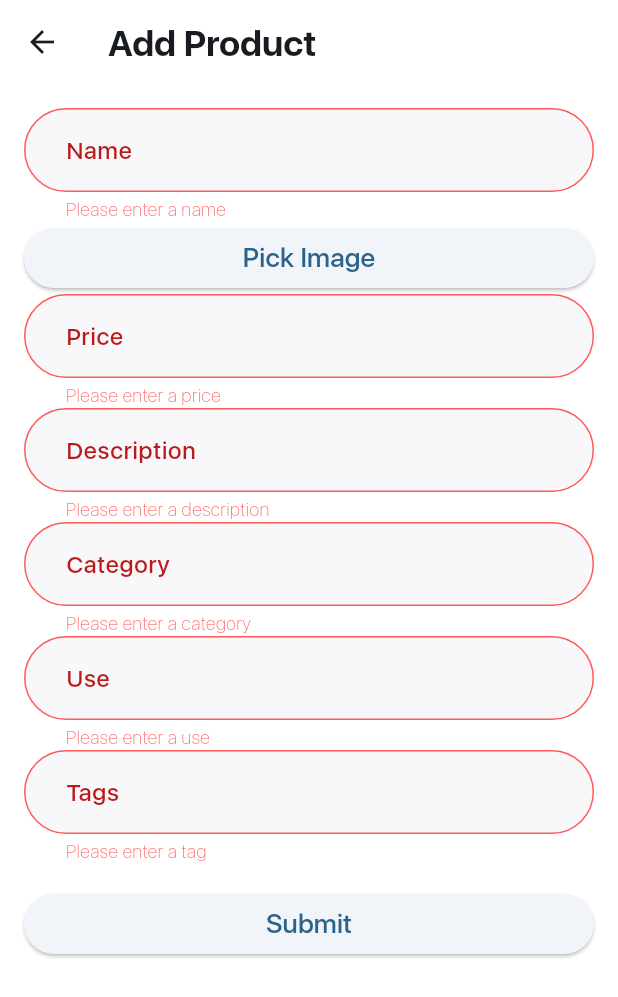
After one commit to hammadalive7/skin_care, a Flutter app: the AdminDashBoard screen opened directly, after a tap on "Submit", on a phone screen of 412 x 824 dp. The commit adds this screen. Shown: the top 997 px of the screen. Run offline on Flutter 3.47's test engine with Material 2 defaults, Android fonts, the light colour scheme and no system bars; our stand-ins replace animate_do, carousel_slider, cloud_firestore, firebase_auth, firebase_core, firebase_storage and 8 more; missing offline and left inert: mobile_scanner, sticky_grouped_list; accounts and stored records are empty; project files that could hold a hidden picture were left out.

Commit message:
fixed some iisues

```diff
--- a/lib/core/controllers/home/home_controller.dart
+++ b/lib/core/controllers/home/home_controller.dart
@@ -44,4 +44,9 @@ class HomeController extends GetxController {
     filterTypeIndex.value = 0;
     filterCategoryIndex.value = 0;
   }
+
+
+
+
+
 }
--- /dev/null
+++ b/lib/core/controllers/product/product_controller.dart
@@ -0,0 +1,48 @@
+import 'package:cloud_firestore/cloud_firestore.dart';
+import 'package:flutter/material.dart';
+import 'package:get/get.dart';
+
+import '../../models/product_model.dart';
+import '../../models/products_model.dart';
+
+class ProductController extends GetxController {
+
+  Future<void> storeProduct(AdminProduct product) async {
+    try {
+      final CollectionReference productCollection =
+          FirebaseFirestore.instance.collection('products');
+      await productCollection.add({
+        'name': product.pName,
+        'image': product.pImage,
+        'price': product.pPrice,
+        'description': product.pDescription,
+        'category': product.pCategory,
+        'use': product.pUse,
+        'tags': product.pTag,
+      }).whenComplete(() => Get.snackbar(
+          'Success', 'Product added successfully',
+          backgroundColor: Colors.green, colorText: Colors.white));
+    } catch (e) {
+      Get.snackbar('Error', e.toString(),
+          backgroundColor: Colors.red, colorText: Colors.white);
+    }
+  }
+
+
+  Future<List<Product>> fetchProductData() async {
+    // Get a reference to the product collection.
+    final collection = FirebaseFirestore.instance.collection('products');
+
+    // Get all of the documents in the collection.
+    final snapshots = await collection.get();
+
+    // Iterate over the documents and convert each document to a product model object.
+    final productModels = snapshots.docs.map((snapshot) {
+      return Product.fromMap(snapshot.data());
+    }).toList();
+
+    // Return the list of product model objects.
+    return productModels;
+  }
+
+}
--- a/lib/core/data/product_list.dart
+++ b/lib/core/data/product_list.dart
@@ -7,33 +7,33 @@ List<Product> productList = [
   Product(
     id: 1,
     stock: 12,
-    sku: "DEF456",
+    // sku: "DEF456",
     brand: "POND",
     model: "Face Wash",
     colors: [Colors.pink, Colors.grey, Colors.lightGreen],
-    gender: "Women's",
+    description: "Women's",
     retailPrice: 179.99,
-    releaseYear: "2023",
-    outerMaterial: "Primeknit",
-    lining: "Textile",
-    sole: "Continental Rubber",
+    use: "2023",
+    category: "Primeknit",
+    tags: "Textile",
+    // sole: "Continental Rubber",
     images: ["assets/images/product.jpg"],
     isFavorite: true.obs,
     isAddedToCartDone: false.obs,
   ),
   Product(
     id: 2,
-    sku: "ABC123",
+    // sku: "ABC123",
     brand: "POND",
     model: "Face Wash",
     colors: [Colors.teal, Colors.lightGreen, Colors.red],
-    gender: "Unisex",
+    description: "Unisex",
     retailPrice: 149.99,
-    releaseYear: "2023",
+    use: "2023",
     stock: 5,
-    outerMaterial: "Mesh, Synthetic",
-    lining: "Textile",
-    sole: "Rubber",
+    category: "Mesh, Synthetic",
+    tags: "Textile",
+    // sole: "Rubber",
     discountRate: 20,
     images: [
       "assets/images/product.jpg",
@@ -45,16 +45,16 @@ List<Product> productList = [
   Product(
     id: 3,
     stock: 32,
-    sku: "GHI789",
+    // sku: "GHI789",
     brand: "POND",
     model: "Face Wash",
     colors: [Colors.blue, Colors.yellow, Colors.teal],
-    gender: "Men's",
+    description: "Men's",
     retailPrice: 99.99,
-    releaseYear: "2023",
-    outerMaterial: "Suede, Synthetic",
-    lining: "Textile",
-    sole: "Rubber",
+    use: "2023",
+    category: "Suede, Synthetic",
+    tags: "Textile",
+    // sole: "Rubber",
     images: [
       "assets/images/product.jpg",
       // "assets/images/product4.jpg",
@@ -66,16 +66,16 @@ List<Product> productList = [
   Product(
     id: 4,
     stock: 3,
-    sku: "JKL012",
+    // sku: "JKL012",
     brand: "POND",
     model: "Face Wash",
     colors: [Colors.lightGreen, Colors.blue, Colors.red],
-    gender: "Unisex",
+    description: "Unisex",
     retailPrice: 89.99,
-    releaseYear: "2023",
-    outerMaterial: "Leather",
-    lining: "Textile",
-    sole: "Rubber",
+    use: "2023",
+    category: "Leather",
+    tags: "Textile",
+    // sole: "Rubber",
     discountRate: 35,
     images: ["assets/images/product.jpg"],
     isFavorite: false.obs,
@@ -84,16 +84,16 @@ List<Product> productList = [
   Product(
     id: 5,
     stock: 6,
-    sku: "MNO345",
+    // sku: "MNO345",
     brand: "NIVA",
     model: "Face Wash",
     colors: [Colors.grey, Colors.orange, Colors.teal],
-    gender: "Unisex",
+    description: "Unisex",
     retailPrice: 109.99,
-    releaseYear: "2023",
-    outerMaterial: "Suede, Mesh",
-    lining: "Textile",
-    sole: "Rubber",
+    use: "2023",
+    category: "Suede, Mesh",
+    tags: "Textile",
+    // sole: "Rubber",
     images: ["assets/images/product.jpg"],
     isFavorite: false.obs,
     isAddedToCartDone: false.obs,
@@ -101,16 +101,16 @@ List<Product> productList = [
   Product(
     id: 6,
     stock: 32,
-    sku: "PQR678",
+    // sku: "PQR678",
     brand: "NIVA",
     model: "Face Wash",
     colors: [Colors.teal, Colors.green, Colors.lightGreen],
-    gender: "Men's",
+    description: "Men's",
     retailPrice: 129.99,
-    releaseYear: "2023",
-    outerMaterial: "Textile, Synthetic",
-    lining: "Textile",
-    sole: "Rubber",
+    use: "2023",
+    category: "Textile, Synthetic",
+    tags: "Textile",
+    // sole: "Rubber",
     images: ["assets/images/product.jpg"],
     isFavorite: false.obs,
     isAddedToCartDone: false.obs,
@@ -118,16 +118,16 @@ List<Product> productList = [
   Product(
     id: 7,
     stock: 2,
-    sku: "STU901",
+    // sku: "STU901",
     brand: "POND",
     model: "Face Wash",
     colors: [Colors.blue, Colors.grey, Colors.lightGreen],
-    gender: "Unisex",
+    description: "Unisex",
     retailPrice: 159.99,
-    releaseYear: "2023",
-    outerMaterial: "Mesh, Synthetic",
-    lining: "Textile",
-    sole: "Rubber",
+    use: "2023",
+    category: "Mesh, Synthetic",
+    tags: "Textile",
+    // sole: "Rubber",
     images: ["assets/images/product.jpg"],
     isFavorite: false.obs,
     isAddedToCartDone: false.obs,
@@ -135,16 +135,16 @@ List<Product> productList = [
   Product(
     id: 8,
     stock: 1,
-    sku: "VWX234",
+    // sku: "VWX234",
     brand: "CARE",
     model: "Face Wash",
     colors: [Colors.teal, Colors.lightGreen, Colors.grey],
-    gender: "Unisex",
+    description: "Unisex",
     retailPrice: 79.99,
-    releaseYear: "2023",
-    outerMaterial: "Canvas, Suede",
-    lining: "Textile",
-    sole: "Rubber",
+    use: "2023",
+    category: "Canvas, Suede",
+    tags: "Textile",
+    // sole: "Rubber",
     images: ["assets/images/product.jpg"],
     isFavorite: false.obs,
     isAddedToCartDone: false.obs,
@@ -152,16 +152,16 @@ List<Product> productList = [
   Product(
     id: 9,
     stock: 23,
-    sku: "YZA567",
+    // sku: "YZA567",
     brand: "GOODi",
     model: "Face Wash",
     colors: [Colors.lightGreen, Colors.teal, Colors.red],
-    gender: "Unisex",
+    description: "Unisex",
     retailPrice: 59.99,
-    releaseYear: "2023",
-    outerMaterial: "Canvas",
-    lining: "Textile",
-    sole: "Rubber",
+    use: "2023",
+    category: "Canvas",
+    tags: "Textile",
+    // sole: "Rubber",
     images: ["assets/images/product.jpg"],
     isFavorite: false.obs,
     isAddedToCartDone: false.obs,
@@ -169,16 +169,16 @@ List<Product> productList = [
   Product(
     id: 10,
     stock: 12,
-    sku: "BCD890",
+    // sku: "BCD890",
     brand: "NIVA",
     model: "Face Wash",
     colors: [Colors.teal, Colors.orange, Colors.grey],
-    gender: "Unisex",
+    description: "Unisex",
     retailPrice: 129.99,
-    releaseYear: "2023",
-    outerMaterial: "Mesh, Synthetic",
-    lining: "Textile",
-    sole: "Contagrip Rubber",
+    use: "2023",
+    category: "Mesh, Synthetic",
+    tags: "Textile",
+    // sole: "Contagrip Rubber",
     images: ["assets/images/product.jpg"],
     isFavorite: false.obs,
     isAddedToCartDone: false.obs,
--- a/lib/core/models/product_model.dart
+++ b/lib/core/models/product_model.dart
@@ -3,17 +3,17 @@ import 'package:get/get.dart';
 
 class Product {
   int id;
-  String sku;
+  // String sku;
   String brand;
   String model;
   List<Color> colors;
-  String gender;
+  String description;
   double retailPrice;
-  String releaseYear;
-  String outerMaterial;
-  String lining;
-  String sole;
-  int stock;
+  String use;
+  String category;
+  String tags;
+  // String sole;
+  int? stock;
   int? discountRate;
   List<String> images;
   RxBool isFavorite = false.obs;
@@ -21,20 +21,41 @@ class Product {
 
   Product({
     required this.id,
-    required this.sku,
+    // required this.sku,
     required this.brand,
     required this.model,
     required this.colors,
     required this.stock,
-    required this.gender,
+    required this.description,
     required this.retailPrice,
-    required this.releaseYear,
-    required this.outerMaterial,
-    required this.lining,
-    required this.sole,
+    required this.use,
+    required this.category,
+    required this.tags,
+    // required this.sole,
     required this.images,
     required this.isFavorite,
     required this.isAddedToCartDone,
     this.discountRate = 0,
   });
+
+  factory Product.fromMap(Map<String, dynamic> map){
+    return Product(
+      id: map['id'],
+      // sku: map['sku'],
+      brand: map['brand'],
+      model: map['model'],
+      colors: map['colors'],
+      stock: map['stock'],
+      description: map['description'],
+      retailPrice: map['retailPrice'],
+      use: map['use'],
+      category: map['category'],
+      tags: map['tags'],
+      // sole: map['sole'],
+      images: map['images'],
+      isFavorite: map['isFavorite'],
+      isAddedToCartDone: map['isAddedToCartDone'],
+      discountRate: map['discountRate'],
+    );
+  }
 }
--- /dev/null
+++ b/lib/core/models/products_model.dart
@@ -0,0 +1,46 @@
+
+class AdminProduct {
+  final String pName;
+  final String pImage;
+  final double pPrice;
+  final String pDescription;
+  final String pCategory;
+  final String pUse;
+  final String pTag;
+
+  AdminProduct({
+    required this.pName,
+    required this.pImage,
+    required this.pPrice,
+    required this.pDescription,
+    required this.pCategory,
+    required this.pUse,
+    required this.pTag,
+  });
+
+  Map<String, dynamic> toMap(){
+    return {
+      'name': pName,
+      'image': pImage,
+      'price': pPrice,
+      'description': pDescription,
+      'category': pCategory,
+      'use': pUse,
+      'tags': pTag,
+    };
+  }
+
+  factory AdminProduct.fromMap(Map<String, dynamic> map){
+    return AdminProduct(
+      pName: map['name'],
+      pImage: map['image'],
+      pPrice: map['price'],
+      pDescription: map['description'],
+      pCategory: map['category'],
+      pUse: map['use'],
+      pTag: map['tags'],
+    );
+  }
+
+
+}
--- /dev/null
+++ b/lib/ui/views/admin/admin_main.dart
@@ -0,0 +1,191 @@
+import 'dart:io';
+import 'package:flutter/material.dart';
+import 'package:image_picker/image_picker.dart';
+import 'package:firebase_storage/firebase_storage.dart' as firebase_storage;
+
+import '../../../core/controllers/product/product_controller.dart';
+import '../../../core/models/products_model.dart';
+
+
+class AdminDashBoard extends StatefulWidget {
+  const AdminDashBoard({super.key});
+
+  @override
+  State<AdminDashBoard> createState() => _AdminDashBoardState();
+}
+
+class _AdminDashBoardState extends State<AdminDashBoard> {
+  final _formKey = GlobalKey<FormState>();
+  late TextEditingController _nameController;
+  late TextEditingController _priceController;
+  late TextEditingController _descriptionController;
+  late TextEditingController _categoryController;
+  late TextEditingController _useController;
+  late TextEditingController _tagsController;
+
+  ProductController productController = ProductController();
+
+  final _picker = ImagePicker();
+  XFile? _pickedImage;
+  String? _imageURL;
+
+  void _selectImage() async {
+    final pickedImage = await _picker.pickImage(source: ImageSource.gallery);
+    setState(() {
+      _pickedImage = pickedImage;
+    });
+    _uploadImage();
+  }
+
+  void _uploadImage() async {
+    if (_pickedImage != null) {
+      final imageFile = File(_pickedImage!.path);
+
+      // Upload image to Firebase Storage
+      final storageReference = firebase_storage.FirebaseStorage.instance
+          .ref()
+          .child('product_images/${DateTime.now().toString()}.jpg');
+
+      final uploadTask = storageReference.putFile(imageFile);
+      await uploadTask.whenComplete(() async {
+        _imageURL = await storageReference.getDownloadURL();
+      });
+    }
+  }
+
+
+  @override
+  void initState() {
+    super.initState();
+    _nameController = TextEditingController();
+    _priceController = TextEditingController();
+    _descriptionController = TextEditingController();
+    _categoryController = TextEditingController();
+    _useController = TextEditingController();
+    _tagsController = TextEditingController();
+  }
+
+  @override
+  void dispose() {
+    _nameController.dispose();
+    _priceController.dispose();
+    _descriptionController.dispose();
+    _categoryController.dispose();
+    _useController.dispose();
+    _tagsController.dispose();
+    super.dispose();
+  }
+
+  Future<void> _submitForm() async {
+    if (_formKey.currentState!.validate()) {
+      final product = AdminProduct(
+        pName: _nameController.text,
+        pImage: _imageURL!,
+        pPrice: double.parse(_priceController.text),
+        pDescription: _descriptionController.text,
+        pCategory: _categoryController.text,
+        pUse: _useController.text,
+        pTag: _tagsController.text,
+      );
+
+      // Call a function to store the product in Firestore
+      productController.storeProduct(product);
+    }
+  }
+
+  @override
+  Widget build(BuildContext context) {
+    return Scaffold(
+      appBar: AppBar(title: Text('Add Product')),
+      body: Padding(
+        padding: EdgeInsets.all(16.0),
+        child: Form(
+          key: _formKey,
+          child: ListView(
+            children: [
+              TextFormField(
+                controller: _nameController,
+                decoration: InputDecoration(labelText: 'Name'),
+                validator: (value) {
+                  if (value == null || value.isEmpty) {
+                    return 'Please enter a name';
+                  }
+                  return null;
+                },
+              ),
+              // Similar TextFormField widgets for other fields
+              ElevatedButton(
+                onPressed: _selectImage,  // Call the image picker function
+                child: Text('Pick Image'),
+              ),
+                // Display the selected image
+
+              TextFormField(
+                controller: _priceController,
+                decoration: InputDecoration(labelText: 'Price'),
+                validator: (value) {
+                  if (value == null || value.isEmpty) {
+                    return 'Please enter a price';
+                  }else if(
+                    double.tryParse(value) == null
+                  ){
+                    return 'Please enter a valid number';
+                  }
+
+                  return null;
+                },
+              ),
+              TextFormField(
+                controller: _descriptionController,
+                decoration: InputDecoration(labelText: 'Description'),
+                validator: (value) {
+                  if (value == null || value.isEmpty) {
+                    return 'Please enter a description';
+                  }
+                  return null;
+                },
+              ),
+              TextFormField(
+                controller: _categoryController,
+                decoration: InputDecoration(labelText: 'Category'),
+                validator: (value) {
+                  if (value == null || value.isEmpty) {
+                    return 'Please enter a category';
+                  }
+                  return null;
+                },
+              ),
+              TextFormField(
+                controller: _useController,
+                decoration: InputDecoration(labelText: 'Use'),
+                validator: (value) {
+                  if (value == null || value.isEmpty) {
+                    return 'Please enter a use';
+                  }
+                  return null;
+                },
+              ),
+              TextFormField(
+                controller: _tagsController,
+                decoration: InputDecoration(labelText: 'Tags'),
+                validator: (value) {
+                  if (value == null || value.isEmpty) {
+                    return 'Please enter a tag';
+                  }
+                  return null;
+                },
+              ),
+              SizedBox(height: 16.0),
+
+
+              ElevatedButton(
+                onPressed: _submitForm,
+                child: Text('Submit'),
+              ),
+            ],
+          ),
+        ),
+      ),
+    );
+  }
+}
--- a/lib/ui/views/detail/components/detail_properties.dart
+++ b/lib/ui/views/detail/components/detail_properties.dart
@@ -47,15 +47,15 @@ class _DetailPropertiesState extends State<DetailProperties> {
             const SizedBox(height: 16.0),
             DetailPropertyText(
               title: "${TranslationKeys.outerMaterial.tr}:",
-              description: widget.product.outerMaterial,
+              description: widget.product.category,
             ),
             DetailPropertyText(
               title: "${TranslationKeys.lining.tr}:",
-              description: widget.product.lining,
+              description: widget.product.tags,
             ),
             DetailPropertyText(
               title: "${TranslationKeys.sole.tr}:",
-              description: widget.product.sole,
+              description: widget.product.category,
             ),
             Offstage(
               offstage: !BaseController.detailController.showDetails.value,
@@ -68,11 +68,11 @@ class _DetailPropertiesState extends State<DetailProperties> {
                   ),
                   DetailPropertyText(
                     title: "${TranslationKeys.gender.tr}:",
-                    description: widget.product.gender,
+                    description: widget.product.description,
                   ),
                   DetailPropertyText(
                     title: "${TranslationKeys.year.tr}:",
-                    description: widget.product.releaseYear,
+                    description: widget.product.use,
                   ),
                 ],
               ),
--- a/lib/ui/views/home/components/home_product_list.dart
+++ b/lib/ui/views/home/components/home_product_list.dart
@@ -104,7 +104,7 @@ class _HomeProductListState extends BaseState<HomeProductList> {
                                   ProductItemCartButton(
                                     productModel: productList[index],
                                   ),
-                                  if (productList[index].stock < 5) ProductStockLeft(index: index),
+                                  if (productList[index].stock! < 5) ProductStockLeft(index: index),
                                 ],
                               ),
                             );
--- a/lib/ui/views/login/components/login_body.dart
+++ b/lib/ui/views/login/components/login_body.dart
@@ -21,7 +21,7 @@ class LoginBody extends StatelessWidget {
           horizontal: DeviceUtils.getDynamicWidth(context, 0.07),
           vertical: 16.0,
         ),
-        child: const Column(
+        child:  Column(
           crossAxisAlignment: CrossAxisAlignment.start,
           children: [
             LoginWelcome(),
--- a/lib/ui/views/product/product_item.dart
+++ b/lib/ui/views/product/product_item.dart
@@ -54,7 +54,7 @@ class ProductItemView extends StatelessWidget {
                     ProductItemCartButton(
                       productModel: productList[index],
                     ),
-                    if (productList[index].stock < 5) ProductStockLeft(index: index),
+                    if (productList[index].stock! < 5) ProductStockLeft(index: index),
                   ],
                 ),
               );
--- a/lib/ui/views/scan/components/scan_shoe_info.dart
+++ b/lib/ui/views/scan/components/scan_shoe_info.dart
@@ -45,7 +45,7 @@ class ScanProductInfo extends StatelessWidget {
                   ),
                   const SizedBox(height: 4.0),
                   Text(
-                    "${productList.first.gender} Running Shoes",
+                    "${productList.first.description} Running Shoes",
                     style: context.textTheme.bodyMedium?.copyWith(
                       color: kLightTextSecondaryColor,
                     ),
--- a/lib/ui/views/sign_in/components/sign_in_body.dart
+++ b/lib/ui/views/sign_in/components/sign_in_body.dart
@@ -20,7 +20,7 @@ class SignInBody extends StatelessWidget {
           horizontal: DeviceUtils.getDynamicWidth(context, 0.07),
           vertical: 16.0,
         ),
-        child: const Column(
+        child:  Column(
           crossAxisAlignment: CrossAxisAlignment.start,
           children: [
             SignInWelcome(),
--- a/pubspec.yaml
+++ b/pubspec.yaml
@@ -26,6 +26,9 @@ dependencies:
   firebase_core: ^2.17.0
   cloud_firestore: ^4.9.3
   firebase_auth: ^4.10.1
+  google_sign_in: ^6.1.5
+  image_picker: ^1.0.4
+  firebase_storage: ^11.3.0
 
 
 #  firebase
```
Also changed, not shown: lib/core/controllers/auth/auth_controller.dart (+53 -0 lines), lib/core/widgets/custom_drawer/custom_drawer.dart (+15 -1 lines), lib/core/widgets/sign_in_with_google_button.dart (+10 -2 lines), lib/main.dart (+12 -5 lines), lib/firebase_options.dart (added), 1 other file.
